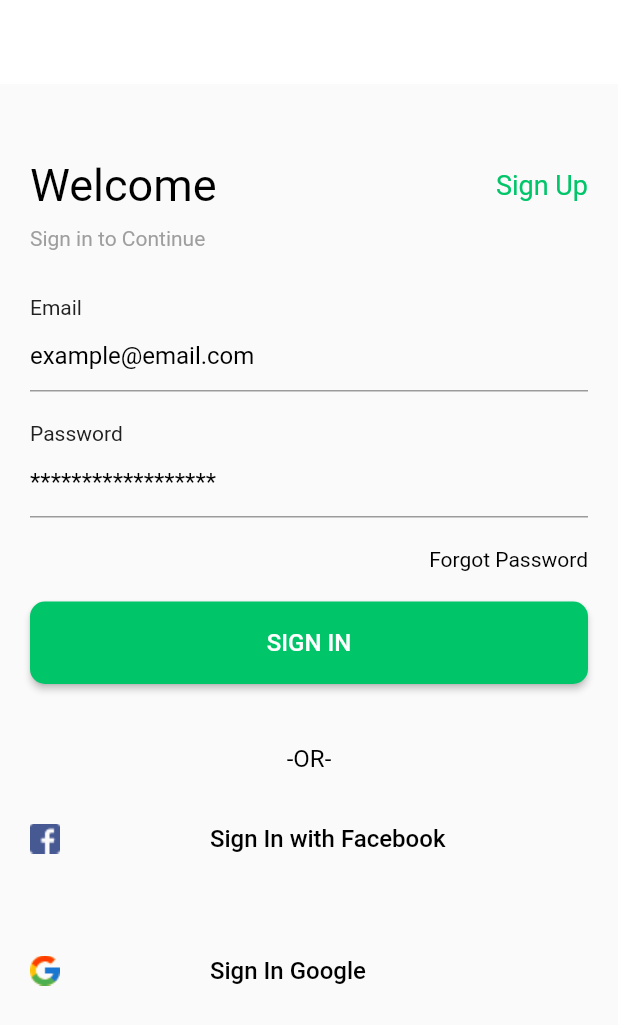
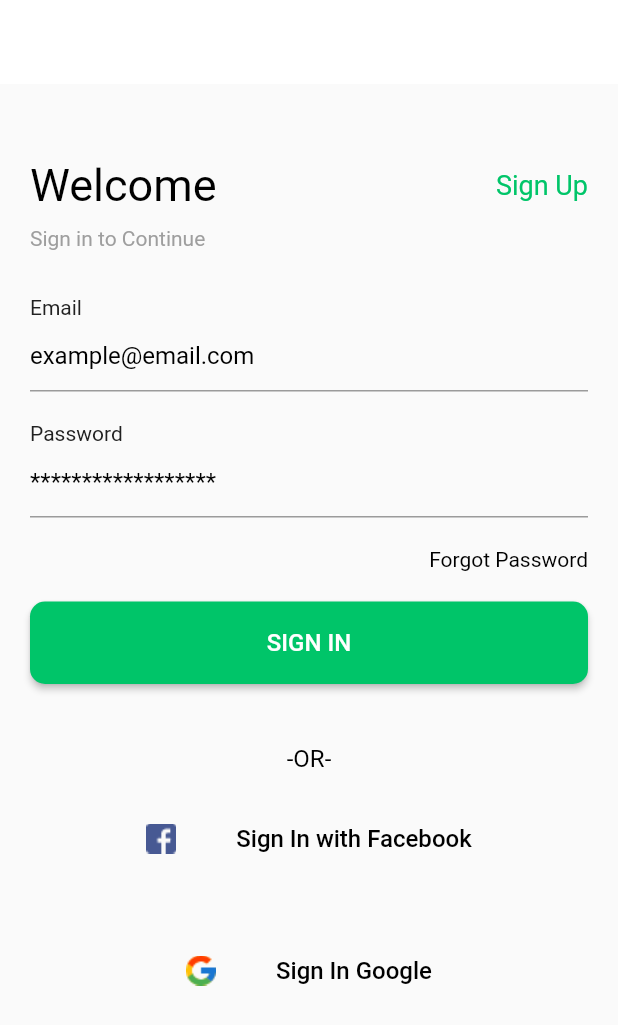
Before and after one commit to WarunaDisanayaka/jewllery-app, a Flutter app: the screen it shows after launch, on a phone screen of 412 x 824 dp. Shown: the top 1025 px of the screen. Run offline on Flutter 3.47's test engine with Material 2 defaults, Android fonts, the phone set to English and light mode, and no system bars.

Commit message:
Login UI changed styles

```diff
--- a/lib/view/widgets/custom_button_social.dart
+++ b/lib/view/widgets/custom_button_social.dart
@@ -15,31 +15,35 @@ class CustomButtonSocial extends StatelessWidget {
 
   @override
   Widget build(BuildContext context) {
-    return Container(
+    return Center( // Center widget added here
+      child: Align( // Align widget added here
+        alignment: Alignment.centerRight, // Align to the right
+        child: Container(
           decoration: BoxDecoration(
             borderRadius: BorderRadius.circular(11),
             color: Colors.grey.shade50,
           ),
           child: ElevatedButton(
             onPressed: () {
-          onPress(); // Call the onPress function here
+              onPress();
             },
             style: ElevatedButton.styleFrom(
               shape: RoundedRectangleBorder(
                 borderRadius: BorderRadius.circular(10.0),
               ),
-          padding: EdgeInsets.zero, // Remove the default padding
-          alignment: Alignment.center, // Center the content
-          elevation: 0, // Remove the default elevation
-          primary: Colors.transparent, // Set the background color to transparent
-          onSurface: Colors.transparent, // Set the surface color to transparent
-          onPrimary: Colors.transparent, // Set the primary color to transparent
+              padding: EdgeInsets.zero,
+              alignment: Alignment.center,
+              elevation: 0,
+              primary: Colors.transparent,
+              onSurface: Colors.transparent,
+              onPrimary: Colors.transparent,
             ),
             child: Row(
+              mainAxisAlignment: MainAxisAlignment.center,
               children: [
                 Image.asset(imageName),
                 SizedBox(
-              width: 100,
+                  width: 40,
                 ),
                 CustomText(
                   text: text,
@@ -47,6 +51,8 @@ class CustomButtonSocial extends StatelessWidget {
               ],
             ),
           ),
+        ),
+      ),
     );
   }
 }
```
Lines whose indentation alone changed are shown as unchanged.
